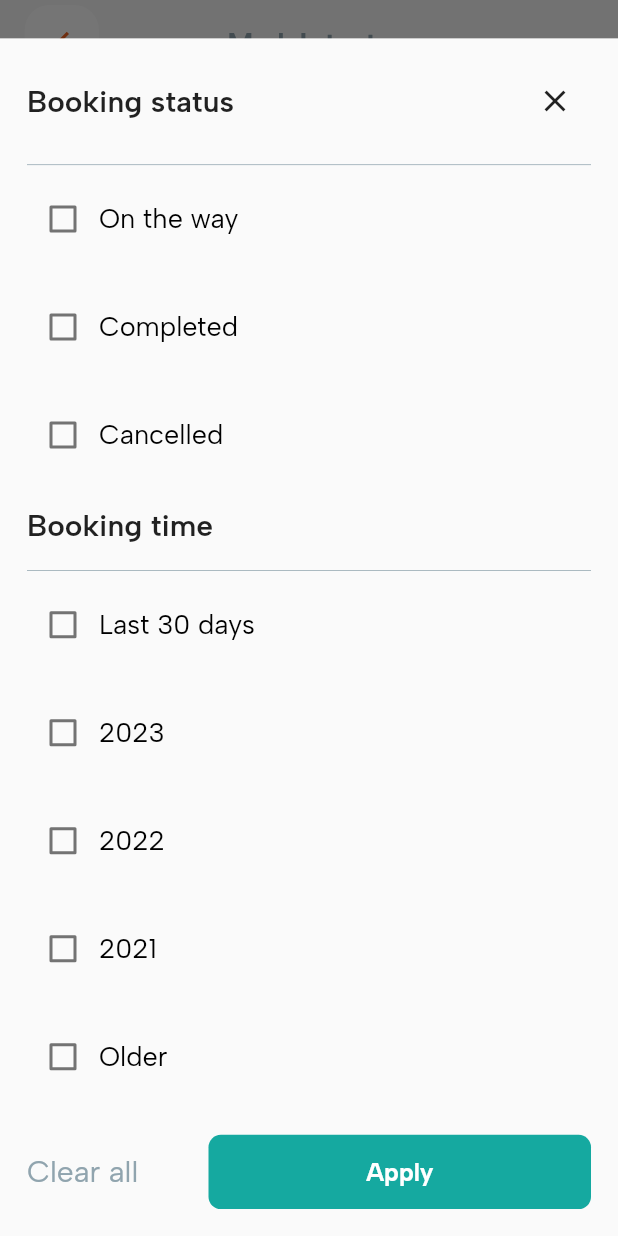
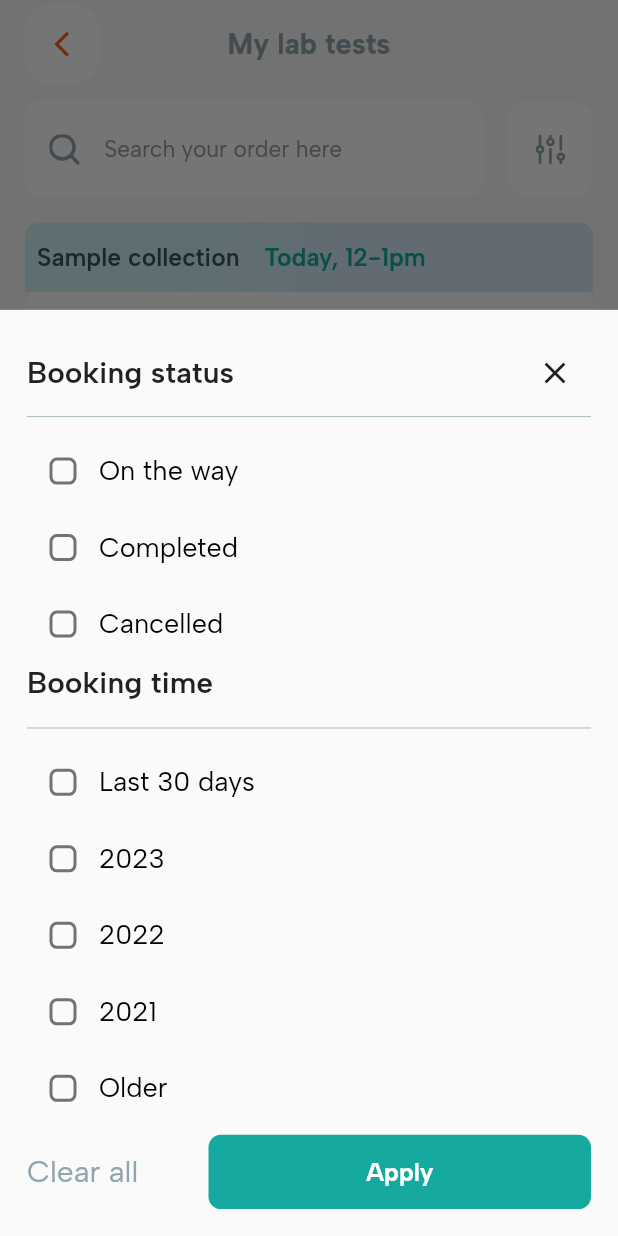
Before and after one commit to ayushh-gautam/QuickMeds, a Flutter app: the MyLabTestPage screen opened directly, after a tap on an icon or button, on a phone screen of 412 x 824 dp. Run offline on Flutter 3.47's test engine with Material 3 defaults, Android fonts, the light colour scheme and no system bars; our stand-ins replace carousel_slider, connectivity_plus, file_picker, flutter_advanced_drawer, flutter_rating_bar, flutter_svg and 11 more; missing offline and left inert: get_ip_address; accounts and stored records are empty; network calls fail; project files that could hold a hidden picture were left out.

Commit message:
fix: checkbox border radius fixed

```diff
--- a/lib/app/modules/my_lab_test_module/my_lab_test_page.dart
+++ b/lib/app/modules/my_lab_test_module/my_lab_test_page.dart
@@ -100,7 +100,7 @@ class MyLabTestPage extends GetView<MyLabTestController> {
                                       width: double.infinity,
                                       height: 0.5,
                                       color: greyColor,
-                                    ).marginOnly(top: 18, bottom: 12),
+                                    ).marginOnly(top: 5, bottom: 12),
                                     Obx(() {
                                       return ListView.builder(
                                         physics:
@@ -114,6 +114,10 @@ class MyLabTestPage extends GetView<MyLabTestController> {
                                                 MainAxisAlignment.start,
                                             children: [
                                               Checkbox(
+                                                shape: RoundedRectangleBorder(
+                                                    borderRadius:
+                                                        BorderRadius.circular(
+                                                            5)),
                                                 activeColor: orangeColor,
                                                 value: controller
                                                         .bookingStatusChecked[
@@ -136,7 +140,7 @@ class MyLabTestPage extends GetView<MyLabTestController> {
                                                 bold: FontWeight.normal,
                                               ),
                                             ],
-                                          ).marginOnly(bottom: 24);
+                                          ).marginOnly(bottom: 3);
                                         },
                                       );
                                     }),
@@ -162,6 +166,10 @@ class MyLabTestPage extends GetView<MyLabTestController> {
                                                 MainAxisAlignment.start,
                                             children: [
                                               Checkbox(
+                                                shape: RoundedRectangleBorder(
+                                                    borderRadius:
+                                                        BorderRadius.circular(
+                                                            5)),
                                                 activeColor: orangeColor,
                                                 value: controller
                                                     .bookingTimeChecked[index],
@@ -183,7 +191,7 @@ class MyLabTestPage extends GetView<MyLabTestController> {
                                                 bold: FontWeight.normal,
                                               ),
                                             ],
-                                          ).marginOnly(bottom: 24);
+                                          ).marginOnly(bottom: 3);
                                         },
                                       );
                                     }),
```
